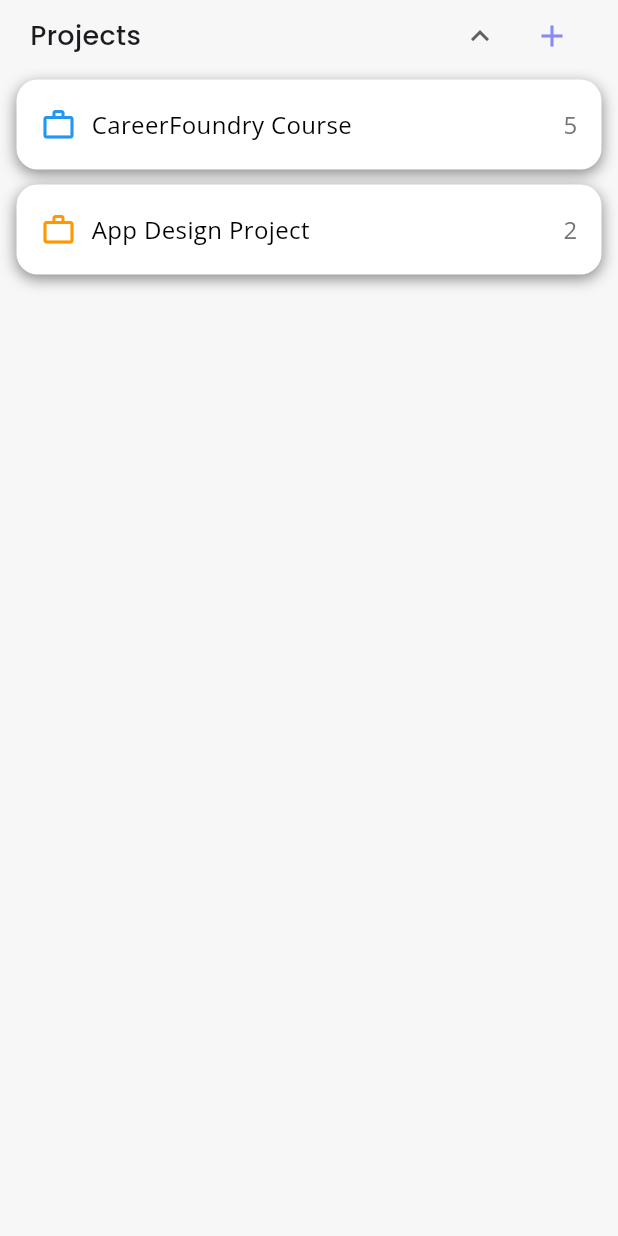
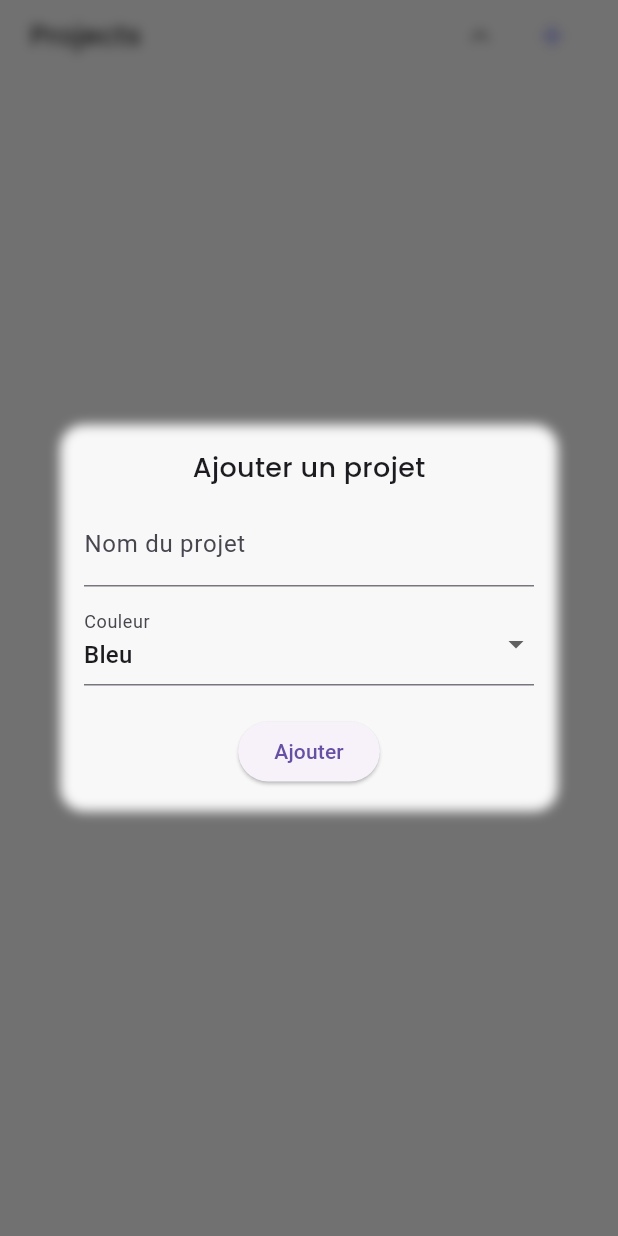
Before and after one commit to Christ-oderic/todolist, a Flutter app: the ProjectSection widget shown alone on an empty page, opened directly, after a tap on the "add" icon, on a phone screen of 412 x 824 dp. Run offline on Flutter 3.47's test engine with Material 3 defaults, Android fonts, the phone set to English and light mode, and no system bars; our stand-ins replace cloud_firestore, equatable, firebase_auth, firebase_core, flutter_bloc, google_sign_in and 1 more; missing offline and left inert: flutter_facebook_auth; accounts and stored records are empty; generated files the repository leaves out were written again; network calls fail.

Commit message:
Appel firebase crud projects

```diff
--- /dev/null
+++ b/lib/cubit/projectCubit/project_cubit.dart
@@ -0,0 +1,45 @@
+import 'package:cloud_firestore/cloud_firestore.dart';
+import 'package:flutter_bloc/flutter_bloc.dart';
+import 'package:todolist/features/todo/data/datasources/models/projects_model.dart';
+import 'project_state.dart';
+import 'package:flutter/material.dart';
+
+class ProjectCubit extends Cubit<ProjectState> {
+  final FirebaseFirestore _firestore = FirebaseFirestore.instance;
+
+  ProjectCubit() : super(ProjectInitial()) {
+    loadProjects();
+  }
+
+  void loadProjects() {
+    emit(ProjectLoading());
+    try {
+      _firestore
+          .collection('projects')
+          .orderBy('createdAt', descending: true)
+          .snapshots()
+          .listen((snapshot) {
+            final projects = snapshot.docs
+                .map((doc) => ProjectModel.fromDocument(doc))
+                .toList();
+            emit(ProjectLoaded(projects: projects));
+          });
+    } catch (e) {
+      emit(ProjectError(message: e.toString()));
+    }
+  }
+
+  Future<void> addProject({required String name, required Color color}) async {
+    try {
+      final project = ProjectModel(
+        id: '',
+        name: name,
+        color: color,
+        taskCount: 0,
+      );
+      await _firestore.collection('projects').add(project.toMap());
+    } catch (e) {
+      emit(ProjectError(message: e.toString()));
+    }
+  }
+}
--- /dev/null
+++ b/lib/cubit/projectCubit/project_state.dart
@@ -0,0 +1,17 @@
+import 'package:todolist/features/todo/data/datasources/models/projects_model.dart';
+
+abstract class ProjectState {}
+
+class ProjectInitial extends ProjectState {}
+
+class ProjectLoading extends ProjectState {}
+
+class ProjectLoaded extends ProjectState {
+  final List<ProjectModel> projects;
+  ProjectLoaded({required this.projects});
+}
+
+class ProjectError extends ProjectState {
+  final String message;
+  ProjectError({required this.message});
+}
--- /dev/null
+++ b/lib/features/todo/data/datasources/models/projects_model.dart
@@ -0,0 +1,60 @@
+import 'package:cloud_firestore/cloud_firestore.dart';
+import 'package:flutter/material.dart';
+
+class ProjectModel {
+  final String id;
+  final String name;
+  final Color color;
+  final int taskCount;
+  final DateTime? createdAt;
+
+  ProjectModel({
+    required this.id,
+    required this.name,
+    required this.color,
+    required this.taskCount,
+    this.createdAt,
+  });
+
+  factory ProjectModel.fromDocument(DocumentSnapshot doc) {
+    final data = doc.data() as Map<String, dynamic>;
+    return ProjectModel(
+      id: doc.id,
+      name: data['name'] ?? '',
+      color: _colorFromString(data['color']),
+      taskCount: data['taskcount'] ?? 0,
+      createdAt: data['createdAt'] != null
+          ? (data['createdAt'] as Timestamp).toDate()
+          : null,
+    );
+  }
+
+  Map<String, dynamic> toMap() {
+    return {
+      'name': name,
+      'color': _colorToString(color),
+      'taskcount': taskCount,
+      'createdAt': createdAt ?? FieldValue.serverTimestamp(),
+    };
+  }
+
+  static Color _colorFromString(String colorString) {
+    switch (colorString) {
+      case "Colors.blue":
+        return Colors.blue;
+      case "Colors.orange":
+        return Colors.orange;
+      case "Colors.red":
+        return Colors.red;
+      default:
+        return Colors.grey;
+    }
+  }
+
+  static String _colorToString(Color color) {
+    if (color == Colors.blue) return "Colors.blue";
+    if (color == Colors.orange) return "Colors.orange";
+    if (color == Colors.red) return "Colors.red";
+    return "Colors.grey";
+  }
+}
--- a/lib/features/todo/presentation/widgets/project_section.dart
+++ b/lib/features/todo/presentation/widgets/project_section.dart
@@ -1,4 +1,9 @@
+import 'dart:ui';
 import 'package:flutter/material.dart';
+import 'package:flutter_bloc/flutter_bloc.dart';
+import 'package:todolist/cubit/projectCubit/project_cubit.dart';
+import 'package:todolist/cubit/projectCubit/project_state.dart';
+import 'package:todolist/features/todo/data/datasources/models/projects_model.dart';
 import 'package:todolist/theme/app_colors.dart';
 import 'package:todolist/theme/app_typography.dart';
 
@@ -12,13 +17,68 @@ class ProjectSection extends StatefulWidget {
 class _ProjectSectionState extends State<ProjectSection> {
   bool isOpen = true;
 
-  final List<Map<String, dynamic>> projects = [
-    {"color": Colors.blue, "title": "CareerFoundry Course", "count": 5},
-    {"color": Colors.orange, "title": "App Design Project", "count": 2},
-  ];
+  void _showAddProjectDialog(ProjectCubit cubit) {
+    String name = '';
+    Color color = Colors.blue;
+
+    showDialog(
+      context: context,
+      builder: (context) => Dialog(
+        backgroundColor: Colors.white.withValues(alpha: 0.95),
+        shape: RoundedRectangleBorder(borderRadius: BorderRadius.circular(16)),
+        child: BackdropFilter(
+          filter: ImageFilter.blur(sigmaX: 4, sigmaY: 4),
+          child: Padding(
+            padding: const EdgeInsets.all(16.0),
+            child: Column(
+              mainAxisSize: MainAxisSize.min,
+              children: [
+                Text("Ajouter un projet", style: AppTypography.titre3),
+                const SizedBox(height: 10),
+                TextField(
+                  decoration: const InputDecoration(labelText: 'Nom du projet'),
+                  onChanged: (val) => name = val,
+                ),
+                const SizedBox(height: 10),
+                DropdownButtonFormField<Color>(
+                  initialValue: color,
+                  items: const [
+                    DropdownMenuItem(value: Colors.blue, child: Text('Bleu')),
+                    DropdownMenuItem(
+                      value: Colors.orange,
+                      child: Text('Orange'),
+                    ),
+                    DropdownMenuItem(value: Colors.red, child: Text('Rouge')),
+                  ],
+                  onChanged: (val) {
+                    if (val != null) color = val;
+                  },
+                  decoration: const InputDecoration(labelText: 'Couleur'),
+                ),
+                const SizedBox(height: 20),
+                ElevatedButton(
+                  onPressed: () {
+                    if (name.isNotEmpty) {
+                      cubit.addProject(name: name, color: color);
+                      Navigator.pop(context);
+                    }
+                  },
+                  child: const Text('Ajouter'),
+                ),
+              ],
+            ),
+          ),
+        ),
+      ),
+    );
+  }
 
   @override
   Widget build(BuildContext context) {
+    return BlocBuilder<ProjectCubit, ProjectState>(
+      builder: (context, state) {
+        List<ProjectModel> projects = [];
+        if (state is ProjectLoaded) projects = state.projects;
         return Column(
           children: [
             // ----- TITLE ROW -----
@@ -46,9 +106,8 @@ class _ProjectSectionState extends State<ProjectSection> {
 
                       // Add project
                       IconButton(
-                    onPressed: () {
-                      // action: open modal, page, etc.
-                    },
+                        onPressed: () =>
+                            _showAddProjectDialog(context.read<ProjectCubit>()),
                         icon: Icon(Icons.add, color: AppColors.primary),
                       ),
                     ],
@@ -61,8 +120,13 @@ class _ProjectSectionState extends State<ProjectSection> {
 
             // ----- PROJECT LIST -----
             if (isOpen)
+              if (state is ProjectLoading)
+                const Center(child: CircularProgressIndicator())
+              else if (state is ProjectError)
+                Text("Erreur: ${state.message}")
+              else
                 Column(
-            children: projects.map((item) {
+                  children: projects.map((project) {
                     return Container(
                       width: 390,
                       height: 60,
@@ -85,14 +149,14 @@ class _ProjectSectionState extends State<ProjectSection> {
                       child: Row(
                         children: [
                           // Icon
-                    Icon(Icons.work_outline, color: item["color"]),
+                          Icon(Icons.work_outline, color: project.color),
 
                           const SizedBox(width: 10),
 
                           // Title
                           Expanded(
                             child: Text(
-                        item["title"],
+                              project.name,
                               style: AppTypography.body.copyWith(
                                 fontWeight: FontWeight.w500,
                                 color: Colors.black,
@@ -102,7 +166,7 @@ class _ProjectSectionState extends State<ProjectSection> {
 
                           // Counter
                           Text(
-                      item["count"].toString(),
+                            project.taskCount.toString(),
                             style: AppTypography.body.copyWith(
                               color: Colors.grey[600],
                             ),
@@ -114,5 +178,7 @@ class _ProjectSectionState extends State<ProjectSection> {
                 ),
           ],
         );
+      },
+    );
   }
 }
--- a/pubspec.yaml
+++ b/pubspec.yaml
@@ -22,6 +22,7 @@ dependencies:
   google_sign_in: ^7.2.0
   flutter_facebook_auth: ^7.1.2
   sign_in_with_apple: ^7.0.1
+  cloud_firestore: ^6.1.0
 
 
 dev_dependencies:
```
Also changed, not shown: lib/features/todo/presentation/pages/home_page.dart (+12 -0 lines), pubspec.lock. Lines whose indentation alone changed are shown as unchanged.
